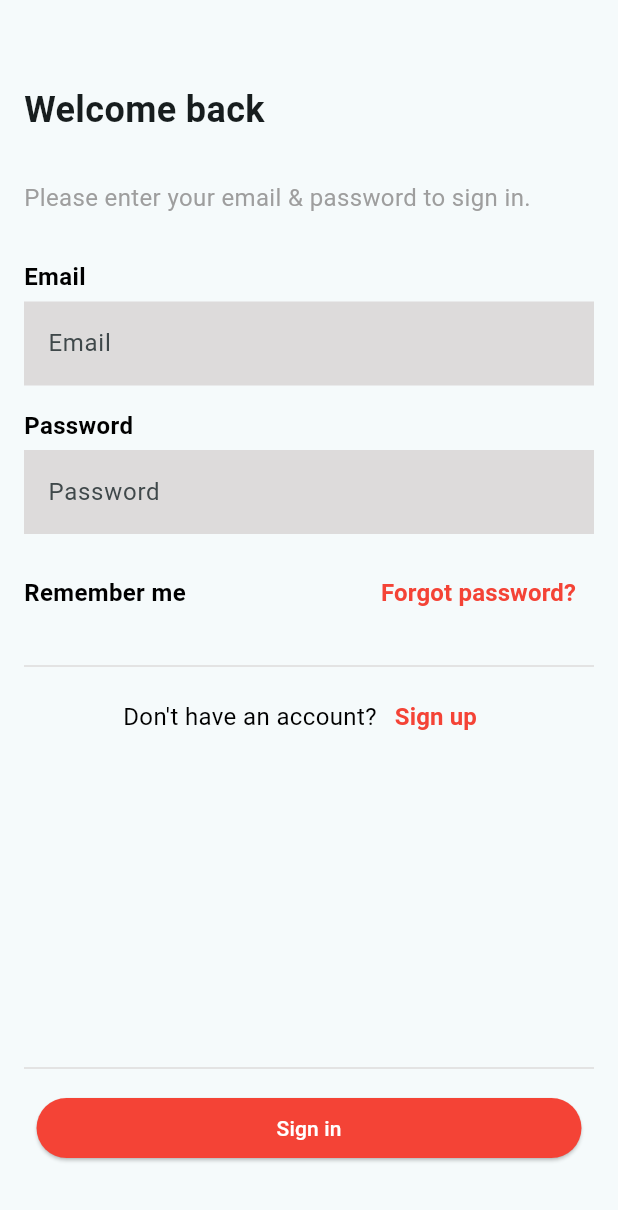
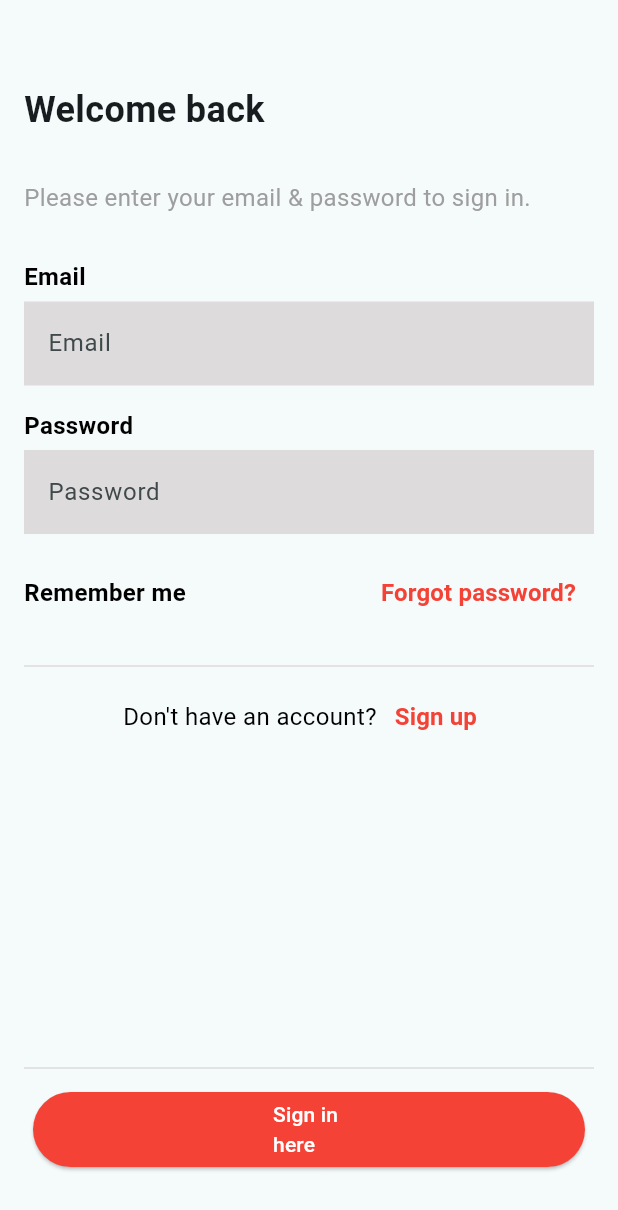
Before and after one commit to aigul-ermak/movie-ticket, a Flutter app: the screen it shows after launch, on a phone screen of 412 x 824 dp. Shown: the top 1210 px of the screen. Run offline on Flutter 3.47's test engine with Material 2 defaults, Android fonts, the phone set to English and light mode, and no system bars.

Commit message:
Commit from laptop

```diff
--- a/lib/widget/auth/auth_widget.dart
+++ b/lib/widget/auth/auth_widget.dart
@@ -150,7 +150,7 @@ class _FormWidgetState extends State<_FormWidget> {
               ),
               onPressed: () {},
               child: const Text(
-                'Sign in',
+                'Sign in here',
               ),
             ),
           ),
```
Also changed, not shown: pubspec.lock.
